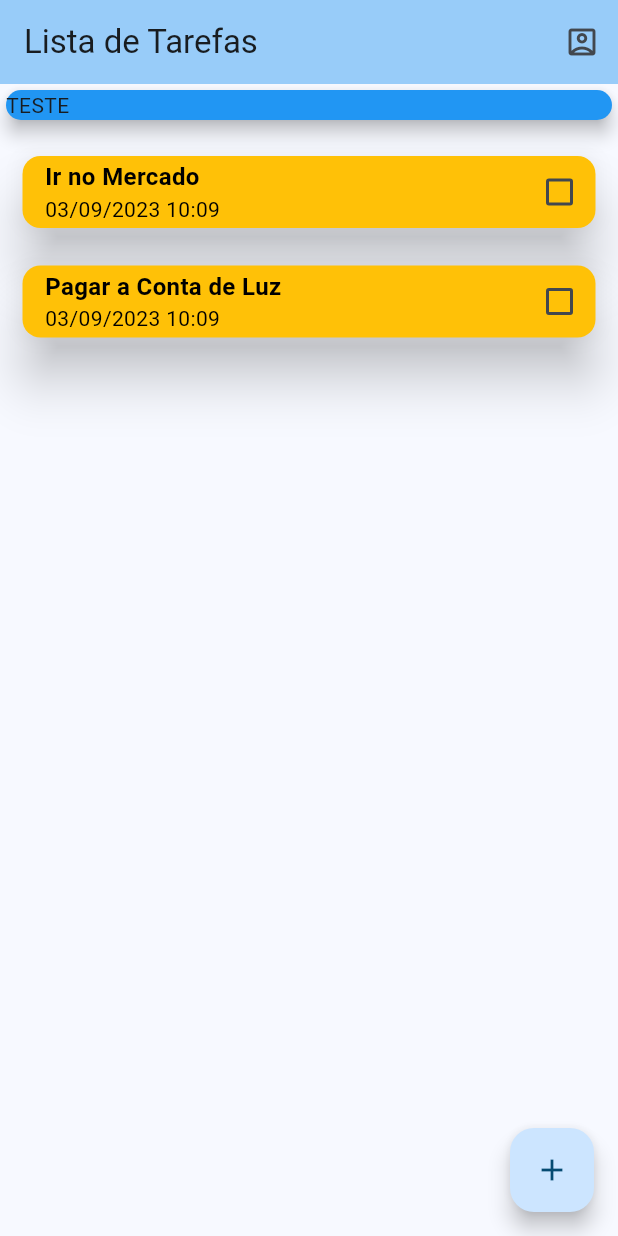
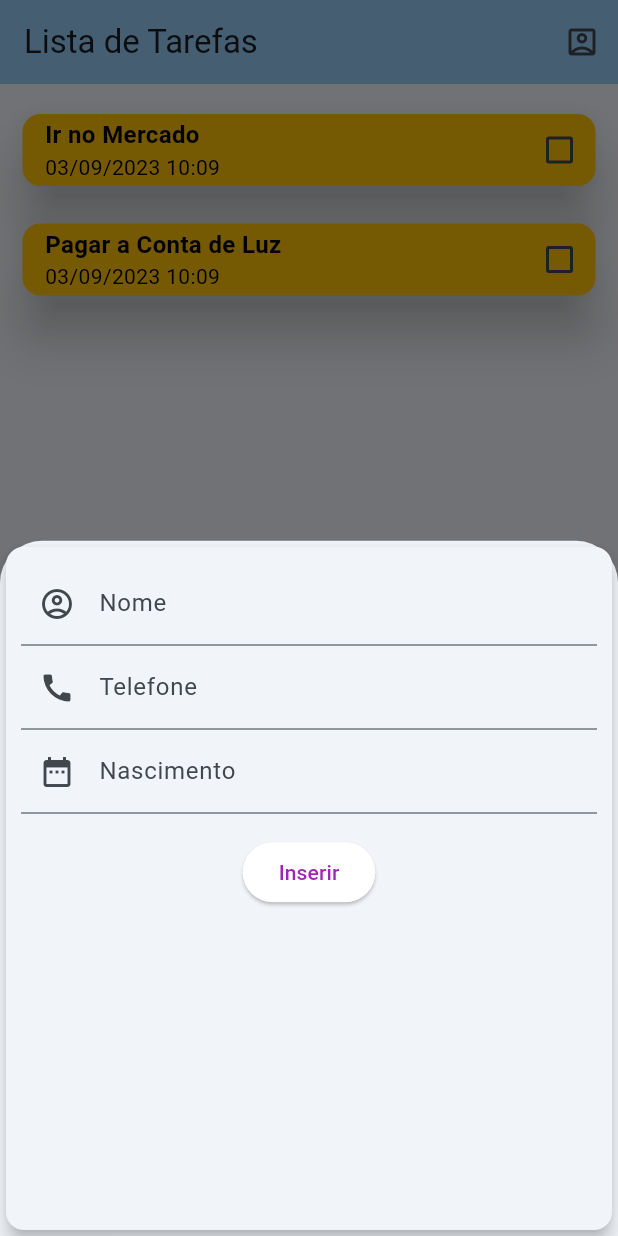
Before and after one commit to Rezende-Fabio/lista-tarefas, a Flutter app: the screen it shows after launch, after a tap on the "account box" icon, on a phone screen of 412 x 824 dp. Run offline on Flutter 3.47's test engine with Material 2 defaults, Android fonts, the phone set to English and light mode, and no system bars.

Commit message:
finished exercise

```diff
--- /dev/null
+++ b/lib/components/form_demo.dart
@@ -0,0 +1,56 @@
+import 'package:flutter/material.dart';
+
+class FormDemo extends StatefulWidget {
+  @override
+  State<FormDemo> createState() => _FormDemoState();
+}
+
+class _FormDemoState extends State<FormDemo> {
+  final descControler = TextEditingController();
+
+  @override
+  Widget build(BuildContext context) {
+    return Card(
+      elevation: 5,
+      child: Padding(
+        padding: const EdgeInsets.all(10),
+        child: Column(
+          children: [
+            TextField(
+                controller: descControler,
+                textInputAction: TextInputAction.next,
+                decoration: const InputDecoration(
+                  labelText: "Nome",
+                  prefixIcon: Icon(Icons.account_circle_outlined),
+                )),
+            TextField(
+              controller: descControler,
+              textInputAction: TextInputAction.next,
+              decoration: const InputDecoration(
+                labelText: "Telefone",
+                prefixIcon: Icon(Icons.call),
+              ),
+            ),
+            TextField(
+              controller: descControler,
+              textInputAction: TextInputAction.next,
+              decoration: const InputDecoration(
+                labelText: "Nascimento",
+                prefixIcon: Icon(Icons.date_range),
+              ),
+            ),
+            Padding(
+              padding: const EdgeInsets.only(top: 15),
+              child: ElevatedButton(
+                  child: const Text("Inserir"),
+                  style: ElevatedButton.styleFrom(
+                      backgroundColor: Colors.white,
+                      foregroundColor: Colors.purple),
+                  onPressed: () => {}),
+            ),
+          ],
+        ),
+      ),
+    );
+  }
+}
--- a/lib/main.dart
+++ b/lib/main.dart
@@ -3,6 +3,7 @@ import './models/Tarefa.dart';
 import './components/lista_tarefas.dart';
 import 'dart:math';
 import './components/form_tarefas.dart';
+import 'components/form_demo.dart';
 
 void main() {
   runApp(const MyApp());
@@ -94,6 +95,15 @@ class _MyHomePageState extends State<MyHomePage> {
     );
   }
 
+  _abrirModalForm(BuildContext context) {
+    showModalBottomSheet(
+      context: context,
+      builder: (_) {
+        return FormDemo();
+      },
+    );
+  }
+
   @override
   Widget build(BuildContext context) {
     return Scaffold(
@@ -102,7 +112,7 @@ class _MyHomePageState extends State<MyHomePage> {
         title: Text("Lista de Tarefas"),
         actions: [
           IconButton(
-            onPressed: () => {},
+            onPressed: () => _abrirModalForm(context),
             icon: Icon(Icons.account_box_outlined),
           )
         ],
@@ -111,11 +121,6 @@ class _MyHomePageState extends State<MyHomePage> {
         child: Column(
           crossAxisAlignment: CrossAxisAlignment.stretch,
           children: [
-            Container(
-              width: double.infinity,
-              child:
-                  Card(color: Colors.blue, child: Text("TESTE"), elevation: 5),
-            ),
             ListaTarefas(_tarefas),
           ],
         ),
```
